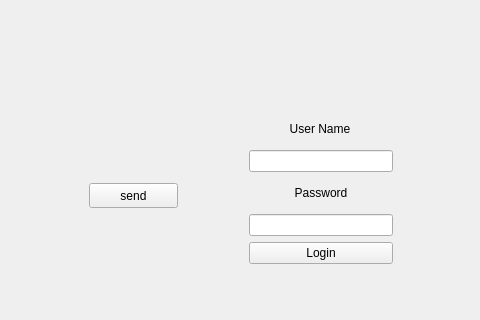
JakWaterfall/E-transport-Marketplace, file ui/mainwindow.ui: the form before one commit; both pictures show x 81 to 561 and y 106 to 426 of the 800 by 600 pixel window.
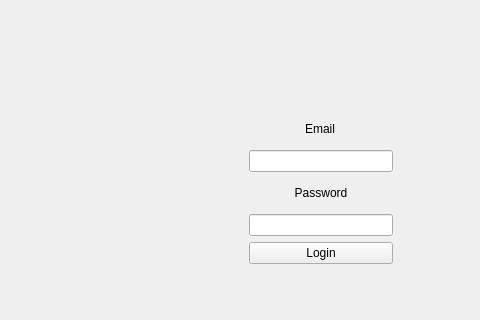
The form after the commit.

Patch:
```diff
--- a/ui/mainwindow.ui
+++ b/ui/mainwindow.ui
@@ -52,7 +52,7 @@
           </size>
          </property>
          <property name="text">
-          <string>User Name</string>
+          <string>Email</string>
          </property>
          <property name="scaledContents">
           <bool>false</bool>
@@ -104,19 +104,6 @@
       <zorder>userLabel</zorder>
       <zorder>loginBtn</zorder>
      </widget>
-     <widget class="QPushButton" name="pushButton">
-      <property name="geometry">
-       <rect>
-        <x>160</x>
-        <y>260</y>
-        <width>89</width>
-        <height>25</height>
-       </rect>
-      </property>
-      <property name="text">
-       <string>send</string>
-      </property>
-     </widget>
     </widget>
    </widget>
   </widget>
```
Left out of the diff: 14 changed lines with no effect on the pictures.
